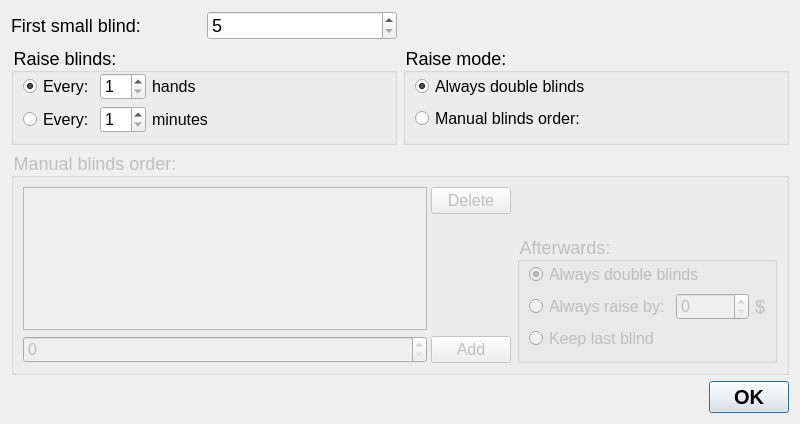
The window that src/gui/qt/gui_800x480/changecompleteblindsdialog_800x480.ui (pokerth/pokerth) describes before a commit, drawn with Qt 5.
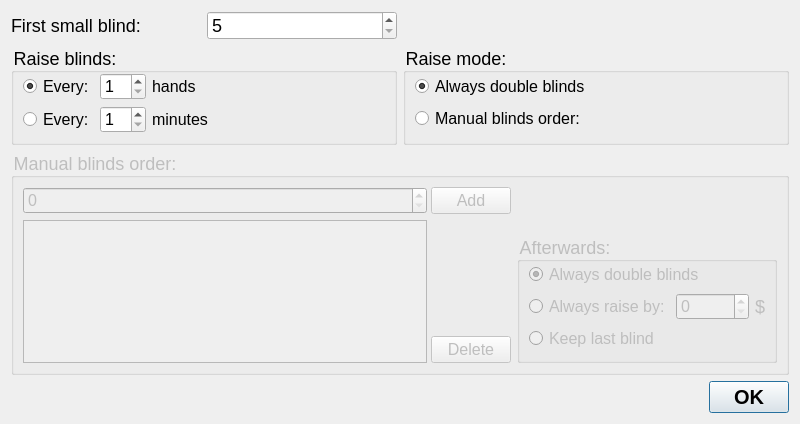
The same window after the commit.

The edit to the form file:
```diff
--- a/src/gui/qt/gui_800x480/changecompleteblindsdialog_800x480.ui
+++ b/src/gui/qt/gui_800x480/changecompleteblindsdialog_800x480.ui
@@ -209,14 +209,14 @@
         <property name="horizontalSpacing">
          <number>4</number>
         </property>
-        <item row="0" column="0" rowspan="2">
+        <item row="1" column="0" rowspan="2">
          <widget class="QListWidget" name="listWidget_blinds">
           <property name="styleSheet">
            <string notr="true">QObject {font-size: 16px}</string>
           </property>
          </widget>
         </item>
-        <item row="0" column="1">
+        <item row="2" column="1">
          <widget class="QPushButton" name="pushButton_delete">
           <property name="styleSheet">
            <string notr="true">QObject {font-size: 16px}</string>
@@ -239,7 +239,7 @@
           </property>
          </spacer>
         </item>
-        <item row="2" column="0">
+        <item row="0" column="0">
          <widget class="QSpinBox" name="spinBox_input">
           <property name="styleSheet">
            <string notr="true">QObject {font-size: 16px}</string>
@@ -249,7 +249,7 @@
           </property>
          </widget>
         </item>
-        <item row="2" column="1">
+        <item row="0" column="1">
          <widget class="QPushButton" name="pushButton_add">
           <property name="styleSheet">
            <string notr="true">QObject {font-size: 16px}</string>
```
Left out of the diff: 3 changed lines with no effect on the pictures.
